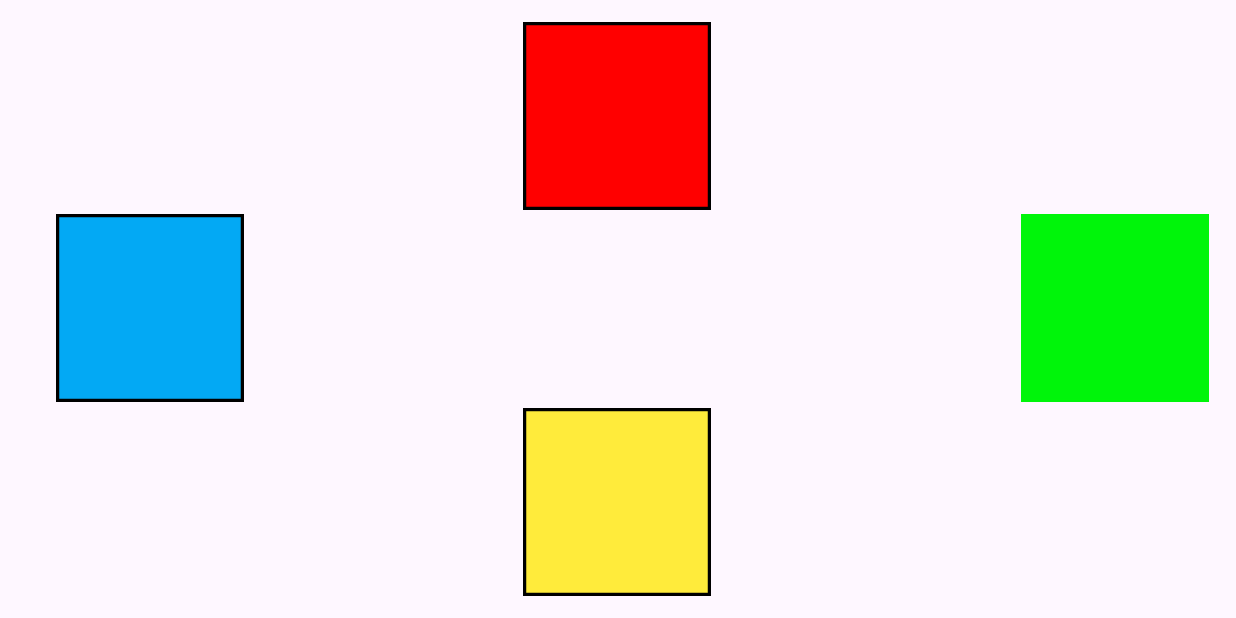
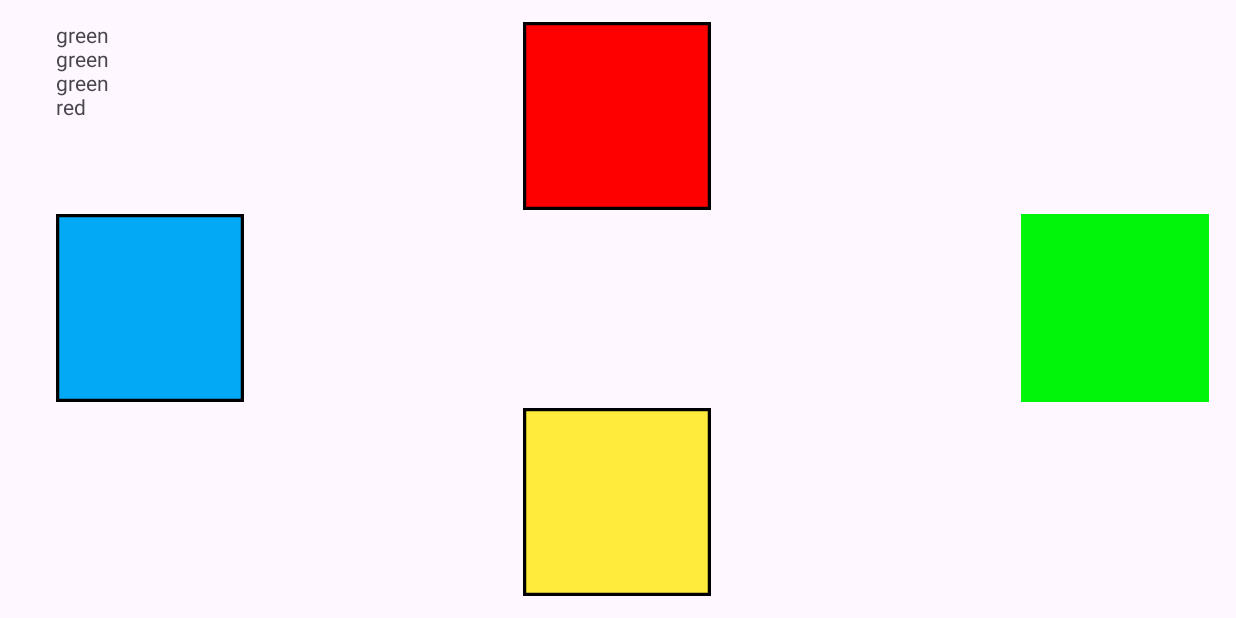
Before and after one commit to S00221754/SequenceAppMADProject, an Android app: the GameActivity screen opened directly, with no data from a screen before it, on a phone screen of 824 x 412 dp (held sideways). Run offline under Robolectric (Android 15) with nearby library versions, the phone set to English and light mode, and no system bars.

Commit message:
Added comments and todo list

```diff
--- a/app/src/main/java/com/example/sequenceapp/GameActivity.java
+++ b/app/src/main/java/com/example/sequenceapp/GameActivity.java
@@ -7,10 +7,19 @@ import android.graphics.PorterDuff;
 import android.os.Bundle;
 import android.os.Handler;
 import android.widget.ImageView;
+import android.widget.TextView;
 
+import java.util.Arrays;
+import java.util.List;
 import java.util.Random;
 
 public class GameActivity extends AppCompatActivity {
+
+    /*TODO: 1. Allow the program to check each tilt input and compare to the sequence index it is aligned to
+            2. Implement a way to display the game over screen.
+            3. Allow users to restart the game when its game over
+            4. Add the score at the after each successful round
+            5. Implement database function (will add tasks to this after functionality is done)*/
 
     TiltDirection tiltDirection;
     RandomSequence sequence;
@@ -18,6 +27,9 @@ public class GameActivity extends AppCompatActivity {
     String[] currentSequence;
     int sequenceIndex = 0;
     Handler handler = new Handler();
+    TextView sequenceList;
+    boolean inProgress = false, // checks if its the users turn
+            gameOver = false;
 
 
 
@@ -25,17 +37,23 @@ public class GameActivity extends AppCompatActivity {
     protected void onCreate(Bundle savedInstanceState) {
         super.onCreate(savedInstanceState);
         setContentView(R.layout.activity_game);
-
+        //find views
         red = findViewById(R.id.redTile);
         blue = findViewById(R.id.blueTile);
         green = findViewById(R.id.greenTile);
         yellow = findViewById(R.id.yellowTile);
-
+        sequenceList = findViewById(R.id.sequence);
         sequence = new RandomSequence();
         currentSequence = sequence.GenerateSequence(4);
 
+        //for testing.
+        StringBuilder build = new StringBuilder();
+        for(String item : currentSequence){
+            build.append(item).append("\n");
+        }
+        sequenceList.setText(build.toString());
+        //start tracking the accelerometer (need to switch this so it will only track once the sequence showing is over
         tiltDirection = new TiltDirection(this);
-
         // Start flashing the sequence
         flashSequence();
     }
@@ -48,15 +66,15 @@ public class GameActivity extends AppCompatActivity {
                 if (sequenceIndex < currentSequence.length) {
                     flashTile(currentSequence[sequenceIndex]);
                     sequenceIndex++;
-                    handler.postDelayed(this, 1000); // Adjust the flashing duration as needed
+                    handler.postDelayed(this, 1000); //
                 } else {
-                    // The sequence flashing is complete, you can perform additional actions here
+                    inProgress = true;
                 }
             }
-        }, 1000); // Initial delay before starting the flashing
+        }, 1000);
     }
 
-    // Flash the tile based on the color
+    // flashes the tile according to the color
     private void flashTile(String color) {
 
         int originalColor = getOriginalColor(color);
@@ -80,8 +98,9 @@ public class GameActivity extends AppCompatActivity {
             public void run() {
                 resetTileColor(color, finalOriginalColor);
             }
-        }, 500); // Adjust the duration as needed
+        }, 500);
     }
+    //resets the color of the tile after flashing
     private void resetTileColor(String color, int originalColor) {
         switch (color) {
             case "red":
@@ -99,7 +118,7 @@ public class GameActivity extends AppCompatActivity {
         }
     }
 
-    // Get the original color of a specific tile
+    // gets the original color of the tile so it can be returned after flashing
     private int getOriginalColor(String color) {
         switch (color) {
             case "red":
@@ -111,8 +130,27 @@ public class GameActivity extends AppCompatActivity {
             case "yellow":
                 return ContextCompat.getColor(this, R.color.yellow);
             default:
-                return 0; // Default to 0 if the color is not recognized
+                return 0;
         }
+    }
+
+    //currently checks the whole sequence of the user, TODO: the moment a user makes the wrong move its game over
+    private void checkSequence(){
+        List<String> tiltSequence = tiltDirection.getTiltSequence();
+        if(inProgress && tiltSequence.size() == currentSequence.length){
+
+            if(tiltSequence.equals(Arrays.asList(currentSequence))){
+                sequenceList.setText("Correct");
+            }else {
+                sequenceList.setText("Wrong");
+            }
+            tiltDirection.clearTileSequence();
+        }
+    }
+    //check when four tilts are detected TODO: this method may be removed or altered to satisfy the moment a user makes the wrong move
+    public void fourTiltsDetected() {
+        // Now you can call checkSequence when four tilts are detected
+        checkSequence();
     }
 
 
--- a/app/src/main/java/com/example/sequenceapp/TiltDirection.java
+++ b/app/src/main/java/com/example/sequenceapp/TiltDirection.java
@@ -8,13 +8,19 @@ import android.hardware.SensorManager;
 import android.os.Handler;
 import android.widget.Toast;
 
+import java.util.ArrayList;
+import java.util.List;
+
 public class TiltDirection implements SensorEventListener {
 
     private SensorManager sensorManager;
     private Sensor accelerometer;
     private float[] acceleration = new float[3];
+    private List<String> tiltSequence = new ArrayList<>(); //this is used to store the direction the user tilted their phone in
     private Handler handler = new Handler();
     private Context context;
+
+    private int tileCount = 0;
 
     public TiltDirection(Context context) {
         this.context = context;
@@ -29,22 +35,31 @@ public class TiltDirection implements SensorEventListener {
             @Override
             public void run() {
                 checkTiltDirection();
-                handler.postDelayed(this, 500); // Check every 1 second
+                handler.postDelayed(this, 500);
             }
-        }, 1000); // Start checking after 1 second
+        }, 1000);
     }
 
     private void checkTiltDirection() {
         if (acceleration[2] < 6) {
-            showToast("Tilt Backwards Detected");
+            processTilt("yellow");
         } else if (acceleration[0] < 2) {
-            showToast("Tilt Forward Detected");
+            processTilt("red");
         } else if (acceleration[1] < -1) {
-            showToast("Tilt Left Detected");
+            processTilt("blue");
         } else if (acceleration[1] > 1) {
-            showToast("Tilt Right Detected");
+            processTilt("green");
         }
     }
+    private void processTilt(String tiltDirection) {
+        showToast(tiltDirection);
+        tiltSequence.add(tiltDirection);
+
+        if (tiltSequence.size() == 4) {
+            ((GameActivity) context).fourTiltsDetected();
+        }
+    }
+
 
     private void showToast(String message) {
         Toast.makeText(context, message, Toast.LENGTH_SHORT).show();
@@ -61,4 +76,14 @@ public class TiltDirection implements SensorEventListener {
     public void onAccuracyChanged(Sensor sensor, int accuracy) {
         // Handle accuracy changes if needed
     }
+
+
+    //gets the tilt sequence
+    public List<String> getTiltSequence(){
+        return tiltSequence;
+    }
+    //once called clears the tilt sequence
+    public void clearTileSequence(){
+        tiltSequence.clear();
+    }
 }
--- a/app/src/main/res/layout/activity_game.xml
+++ b/app/src/main/res/layout/activity_game.xml
@@ -58,9 +58,17 @@
         app:layout_constraintTop_toTopOf="parent"
         app:layout_constraintVertical_bias="0.948" />
 
-
-
-
+    <TextView
+        android:id="@+id/sequence"
+        android:layout_width="wrap_content"
+        android:layout_height="wrap_content"
+        android:text="TextView"
+        app:layout_constraintBottom_toBottomOf="parent"
+        app:layout_constraintEnd_toEndOf="parent"
+        app:layout_constraintHorizontal_bias="0.047"
+        app:layout_constraintStart_toStartOf="parent"
+        app:layout_constraintTop_toTopOf="parent"
+        app:layout_constraintVertical_bias="0.04" />
 
 
 </androidx.constraintlayout.widget.ConstraintLayout>
```
